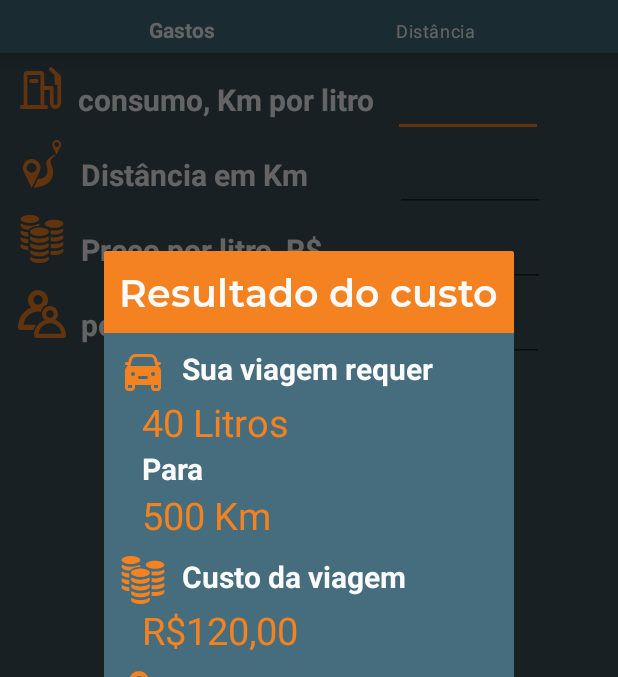
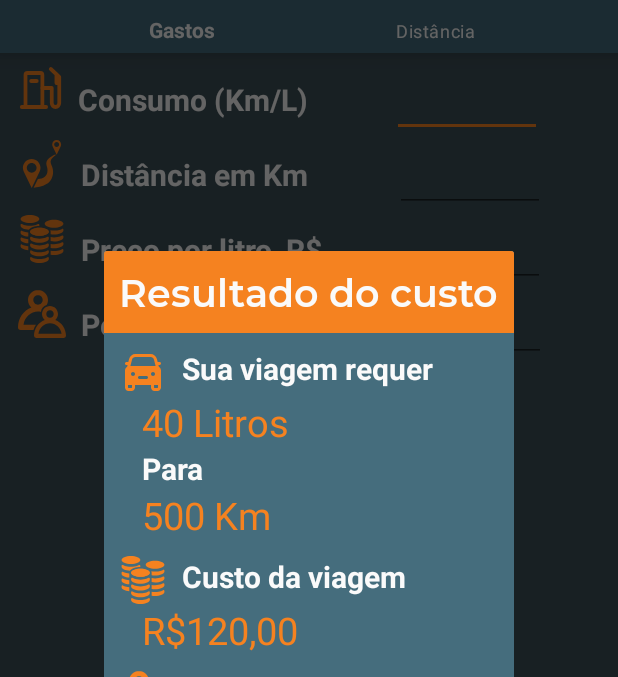
Before and after one commit to nayara-andradee/FuelCalculator, an Android app: the fragment DialogCusto placed in its activity, on a phone screen of 412 x 824 dp, the part 84-761 px from its top. Run offline under Robolectric (Android 15) with nearby library versions, the phone set to English and light mode, and no system bars.

Commit message:
edit xml

```diff
--- a/app/src/main/java/com/example/fuelcalculator/presentation/DialogCusto.kt
+++ b/app/src/main/java/com/example/fuelcalculator/presentation/DialogCusto.kt
@@ -44,14 +44,14 @@ class DialogCusto : DialogFragment() {
         val tv_custoviagem = view.findViewById<TextView>(R.id.tv_dialogcusto_custoviagem)
         val tv_custopessoa = view.findViewById<TextView>(R.id.tv_dialogcusto_custopessoa)
         val resultado = arguments?.getSerializable(ARGUMENT_KEY) as? Resultado
-        val totalLitros: String = "%.2fL".format(resultado?.totallitros)
-        val totalkm: String = "%.2fKm".format(resultado?.totalkm)
-        val custoviagem: String = "R$%.2f".format(resultado?.custviagem)
-        val custopessoa: String = "R$%.2f".format(resultado?.custopessoa)
+        val totalLitros: String = "%.2f Litros".format(resultado?.totallitros)
+        val totalkm: String = "%.2f Km".format(resultado?.totalkm)
+        val custoviagem: String = "R$ %.2f".format(resultado?.custviagem)
+        val custopessoa: String = "R$ %.2f".format(resultado?.custopessoa)
 
 
 
-        if(resultado != null){
+        if (resultado != null) {
             tv_totallitros.text = totalLitros
             tv_totalkms.text = totalkm
             tv_custoviagem.text = custoviagem
--- a/app/src/main/java/com/example/fuelcalculator/presentation/DialogDistance.kt
+++ b/app/src/main/java/com/example/fuelcalculator/presentation/DialogDistance.kt
@@ -27,7 +27,7 @@ class DialogDistance : DialogFragment() {
             return fragment
         }
 
-        private fun resultado (resultado1:Resultado,resultado2: Resultado){
+        private fun resultado(resultado1: Resultado, resultado2: Resultado) {
 
         }
     }
@@ -46,8 +46,8 @@ class DialogDistance : DialogFragment() {
         val resultado = arguments?.getSerializable(ARGUMENT_KEY) as? ResultadoDistance
         val resultadoDistancia = view.findViewById<TextView>(R.id.resultado_distancia)
         val resultadoPreco = view.findViewById<TextView>(R.id.resultado_preco)
-        val autonomia: String = "%.2fKm".format(resultado?.autonomia)
-        val custoviagem: String = "R$%.2f".format(resultado?.precoTotalCombustivel)
+        val autonomia: String = "%.2f Km".format(resultado?.autonomia)
+        val custoviagem: String = "R$ %.2f".format(resultado?.precoTotalCombustivel)
 
         resultadoDistancia.text = autonomia
         resultadoPreco.text = custoviagem
--- a/app/src/main/res/layout/fragment_distance.xml
+++ b/app/src/main/res/layout/fragment_distance.xml
@@ -24,18 +24,16 @@
             android:textStyle="bold" />
 
         <TextView
+            style="@style/tv_entrada_style"
             android:layout_width="wrap_content"
             android:layout_height="wrap_content"
-            style="@style/tv_entrada_style"
-            android:text="Consumo (km/L)"
-             />
+            android:text="Consumo (km/L)" />
 
         <EditText
             android:id="@+id/consumo_km_L"
             style="@style/edt_style"
             android:layout_marginStart="50dp"
-            android:inputType="numberDecimal"
-             />
+            android:inputType="numberDecimal" />
     </LinearLayout>
 
     <LinearLayout
@@ -55,12 +53,11 @@
             android:src="@drawable/fuel_gas02_station" />
 
         <TextView
+            style="@style/tv_entrada_style"
             android:layout_width="wrap_content"
             android:layout_height="wrap_content"
             android:layout_gravity="center_vertical"
-            style="@style/tv_entrada_style"
-            android:text="Combustível (Litros)"
-             />
+            android:text="Combustível (Litros)" />
 
         <EditText
             android:id="@+id/combustivel_L"
@@ -79,19 +76,17 @@
 
 
         <ImageView
-
             android:layout_width="wrap_content"
             android:layout_height="wrap_content"
             android:layout_gravity="center_vertical"
             android:src="@drawable/coin_svgrepo_com" />
 
         <TextView
+            style="@style/tv_entrada_style"
             android:layout_width="wrap_content"
             android:layout_height="wrap_content"
-            style="@style/tv_entrada_style"
             android:layout_gravity="center_vertical"
-            android:text="Preço por litro R$"
-            />
+            android:text="Preço por litro R$" />
 
         <EditText
             android:id="@+id/preco_combustivel_L"
@@ -102,11 +97,11 @@
 
     <Button
         android:id="@+id/btn_calculate"
+        style="@style/botaoCalcular"
         android:layout_width="wrap_content"
         android:layout_height="wrap_content"
         android:layout_marginTop="50dp"
-        style="@style/botaoCalcular"
-        android:text="calcular"/>
+        android:text="calcular" />
 
 
 </LinearLayout>
--- a/app/src/main/res/layout/fragment_travel_cost.xml
+++ b/app/src/main/res/layout/fragment_travel_cost.xml
@@ -1,20 +1,19 @@
 <?xml version="1.0" encoding="utf-8"?>
-<LinearLayout
-    xmlns:android="http://schemas.android.com/apk/res/android"
+<LinearLayout xmlns:android="http://schemas.android.com/apk/res/android"
     xmlns:app="http://schemas.android.com/apk/res-auto"
     xmlns:tools="http://schemas.android.com/tools"
     android:layout_width="match_parent"
     android:layout_height="match_parent"
+    android:background="@color/fundo_900"
     android:orientation="vertical"
-    android:background="@color/fundo_900"
     tools:context=".presentation.TravelCostFragment">
 
     <LinearLayout
         android:id="@+id/linearLayout_travel_consumo"
         android:layout_width="match_parent"
         android:layout_height="wrap_content"
+        android:layout_marginStart="12dp"
         android:layout_marginTop="8dp"
-        android:layout_marginStart="12dp"
         android:orientation="horizontal">
 
 
@@ -24,28 +23,26 @@
             android:src="@drawable/fuel_gas02_station" />
 
         <TextView
+            style="@style/tv_entrada_style"
             android:layout_width="wrap_content"
             android:layout_height="wrap_content"
-            style="@style/tv_entrada_style"
-            android:text="consumo, Km por litro"
-             />
+            android:text="Consumo (Km/L)" />
 
         <EditText
             android:id="@+id/edt_travel_consumo"
             style="@style/edt_style"
-            android:layout_marginStart="12dp"
-            android:inputType="numberDecimal"
-            />
+            android:layout_marginStart="56dp"
+            android:inputType="numberDecimal" />
     </LinearLayout>
 
     <LinearLayout
         android:id="@+id/linearLayout_travel_distancia"
         android:layout_width="match_parent"
         android:layout_height="wrap_content"
+        android:layout_below="@+id/linearLayout_travel_consumo"
+        android:layout_marginStart="12dp"
+        android:layout_marginTop="2dp"
         android:orientation="horizontal"
-        android:layout_below="@+id/linearLayout_travel_consumo"
-        android:layout_marginTop="2dp"
-        android:layout_marginStart="12dp"
         app:layout_constraintTop_toBottomOf="@+id/linearLayout_travel_consumo">
 
 
@@ -55,28 +52,26 @@
             android:src="@drawable/distance_to_travel_between_two_points_svgrepo_com" />
 
         <TextView
+            style="@style/tv_entrada_style"
             android:layout_width="wrap_content"
             android:layout_height="wrap_content"
-            style="@style/tv_entrada_style"
-            android:text="Distância em Km"
-             />
+            android:text="Distância em Km" />
 
         <EditText
             android:id="@+id/edt_travel_distancia"
+            style="@style/edt_style"
             android:layout_marginStart="58dp"
-            style="@style/edt_style"
-            android:inputType="numberDecimal"
-            />
+            android:inputType="numberDecimal" />
     </LinearLayout>
 
     <LinearLayout
         android:id="@+id/linearLayout_travel_preco"
         android:layout_width="match_parent"
         android:layout_height="wrap_content"
+        android:layout_below="@+id/linearLayout_travel_distancia"
+        android:layout_marginStart="12dp"
+        android:layout_marginTop="2dp"
         android:orientation="horizontal"
-        android:layout_below="@+id/linearLayout_travel_distancia"
-        android:layout_marginTop="2dp"
-        android:layout_marginStart="12dp"
         app:layout_constraintTop_toBottomOf="@+id/linearLayout_travel_consumo">
 
 
@@ -86,27 +81,26 @@
             android:src="@drawable/coin_svgrepo_com" />
 
         <TextView
+            style="@style/tv_entrada_style"
             android:layout_width="wrap_content"
             android:layout_height="wrap_content"
-            style="@style/tv_entrada_style"
-            android:text="Preço por litro, R$"
-             />
+            android:text="Preço por litro, R$" />
 
         <EditText
             android:id="@+id/edt_travel_preco"
             style="@style/edt_style"
             android:layout_marginStart="48dp"
-            android:inputType="numberDecimal"/>
+            android:inputType="numberDecimal" />
     </LinearLayout>
 
     <LinearLayout
         android:id="@+id/linearLayout_travel_pessoas"
         android:layout_width="match_parent"
         android:layout_height="wrap_content"
+        android:layout_below="@+id/linearLayout_travel_preco"
+        android:layout_marginStart="12dp"
+        android:layout_marginTop="2dp"
         android:orientation="horizontal"
-        android:layout_below="@+id/linearLayout_travel_preco"
-        android:layout_marginTop="2dp"
-        android:layout_marginStart="12dp"
         app:layout_constraintTop_toBottomOf="@+id/linearLayout_travel_consumo">
 
 
@@ -116,28 +110,26 @@
             android:src="@drawable/people_svgrepo_com" />
 
         <TextView
+            style="@style/tv_entrada_style"
             android:layout_width="wrap_content"
             android:layout_height="wrap_content"
-            style="@style/tv_entrada_style"
-            android:text="pessoas a bordo"
-             />
+            android:text="Pessoas a bordo" />
 
         <EditText
             android:id="@+id/edt_travel_pessoas"
             style="@style/edt_style"
             android:layout_marginStart="62dp"
-            android:inputType="number"
-            />
+            android:inputType="number" />
     </LinearLayout>
 
     <Button
         android:id="@+id/btn_travel_calcular"
+        style="@style/botaoCalcular"
         android:layout_width="wrap_content"
         android:layout_height="wrap_content"
         android:layout_marginTop="50dp"
         android:text="calcular"
-        style="@style/botaoCalcular"
 
-       />
+        />
 
 </LinearLayout>
```
